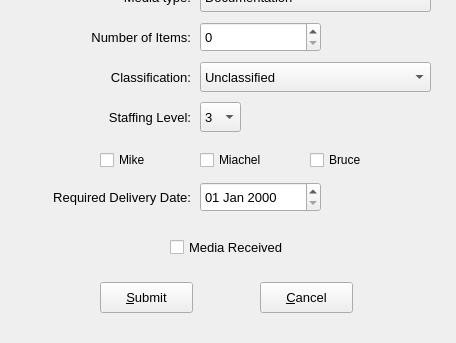
The window that frmEditDelivery.ui (chhimichanga/deliveryqueue) describes before a commit, drawn with Qt 5; both pictures show x 0 to 456 and y 228 to 571 of the 456 by 571 pixel window.
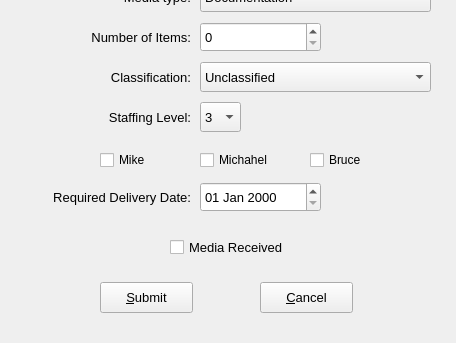
The same window after the commit.

```diff
--- a/frmEditDelivery.ui
+++ b/frmEditDelivery.ui
@@ -612,7 +612,7 @@
     </rect>
    </property>
    <property name="text">
-    <string>Miachel</string>
+    <string>Michahel</string>
    </property>
   </widget>
   <widget class="QCheckBox" name="checkBox_3">
```
